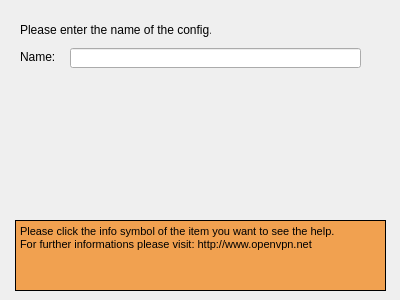
Securepoint/openvpn-client, file wiz_generalpage.ui: the form before one commit.
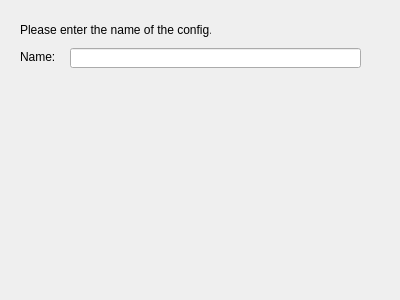
The form after the commit. Icons and pictures are not drawn.

Diff of the .ui file:
```diff
--- a/wiz_generalpage.ui
+++ b/wiz_generalpage.ui
@@ -55,59 +55,6 @@
     </rect>
    </property>
   </widget>
-  <widget class="QPushButton" name="cmdInfoName">
-   <property name="geometry">
-    <rect>
-     <x>364</x>
-     <y>50</y>
-     <width>16</width>
-     <height>16</height>
-    </rect>
-   </property>
-   <property name="text">
-    <string/>
-   </property>
-   <property name="icon">
-    <iconset>
-     <normaloff>:/images/info.svg</normaloff>:/images/info.svg</iconset>
-   </property>
-   <property name="flat">
-    <bool>true</bool>
-   </property>
-  </widget>
-  <widget class="QTextEdit" name="memHelp">
-   <property name="geometry">
-    <rect>
-     <x>15</x>
-     <y>220</y>
-     <width>371</width>
-     <height>71</height>
-    </rect>
-   </property>
-   <property name="contextMenuPolicy">
-    <enum>Qt::NoContextMenu</enum>
-   </property>
-   <property name="styleSheet">
-    <string notr="true">background-color: rgb(241, 161, 80);</string>
-   </property>
-   <property name="frameShape">
-    <enum>QFrame::Box</enum>
-   </property>
-   <property name="frameShadow">
-    <enum>QFrame::Plain</enum>
-   </property>
-   <property name="readOnly">
-    <bool>true</bool>
-   </property>
-   <property name="html">
-    <string>&lt;!DOCTYPE HTML PUBLIC &quot;-//W3C//DTD HTML 4.0//EN&quot; &quot;http://www.w3.org/TR/REC-html40/strict.dtd&quot;&gt;
-&lt;html&gt;&lt;head&gt;&lt;meta name=&quot;qrichtext&quot; content=&quot;1&quot; /&gt;&lt;style type=&quot;text/css&quot;&gt;
-p, li { white-space: pre-wrap; }
-&lt;/style&gt;&lt;/head&gt;&lt;body style=&quot; font-family:'MS Shell Dlg 2'; font-size:8.25pt; font-weight:400; font-style:normal;&quot;&gt;
-&lt;p style=&quot; margin-top:0px; margin-bottom:0px; margin-left:0px; margin-right:0px; -qt-block-indent:0; text-indent:0px;&quot;&gt;&lt;span style=&quot; font-size:8pt;&quot;&gt;Please click the info symbol of the item you want to see the help. &lt;/span&gt;&lt;/p&gt;
-&lt;p style=&quot; margin-top:0px; margin-bottom:0px; margin-left:0px; margin-right:0px; -qt-block-indent:0; text-indent:0px;&quot;&gt;&lt;span style=&quot; font-size:8pt;&quot;&gt;For further informations please visit: http://www.openvpn.net&lt;/span&gt;&lt;/p&gt;&lt;/body&gt;&lt;/html&gt;</string>
-   </property>
-  </widget>
  </widget>
  <resources/>
  <connections/>
```
